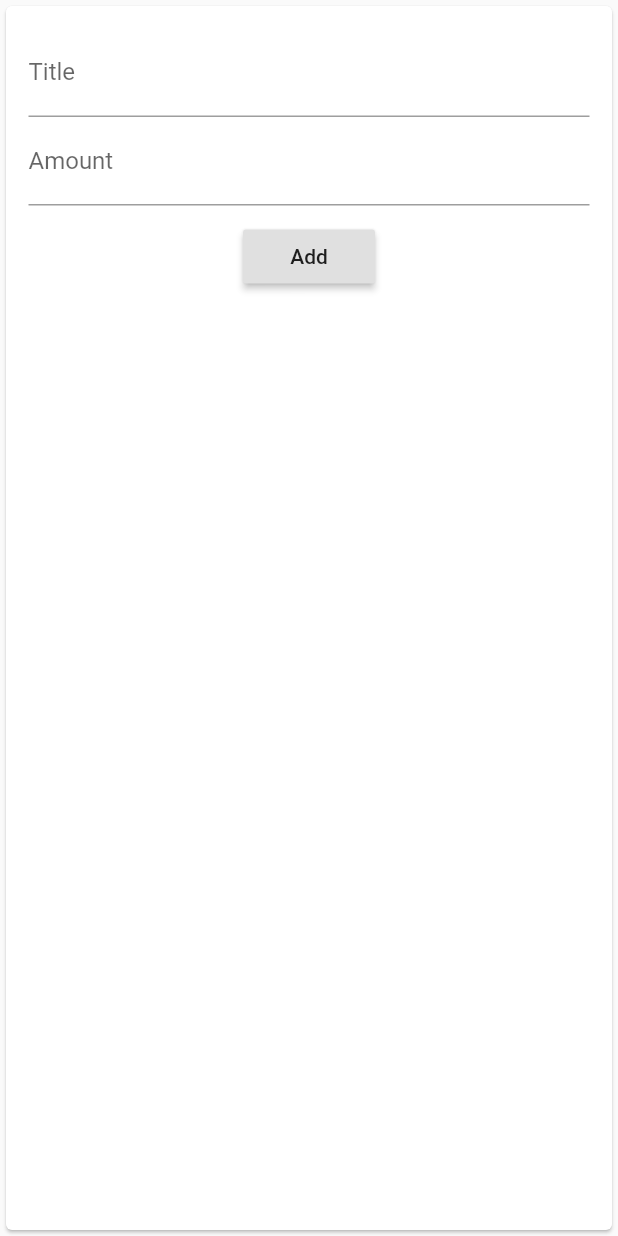
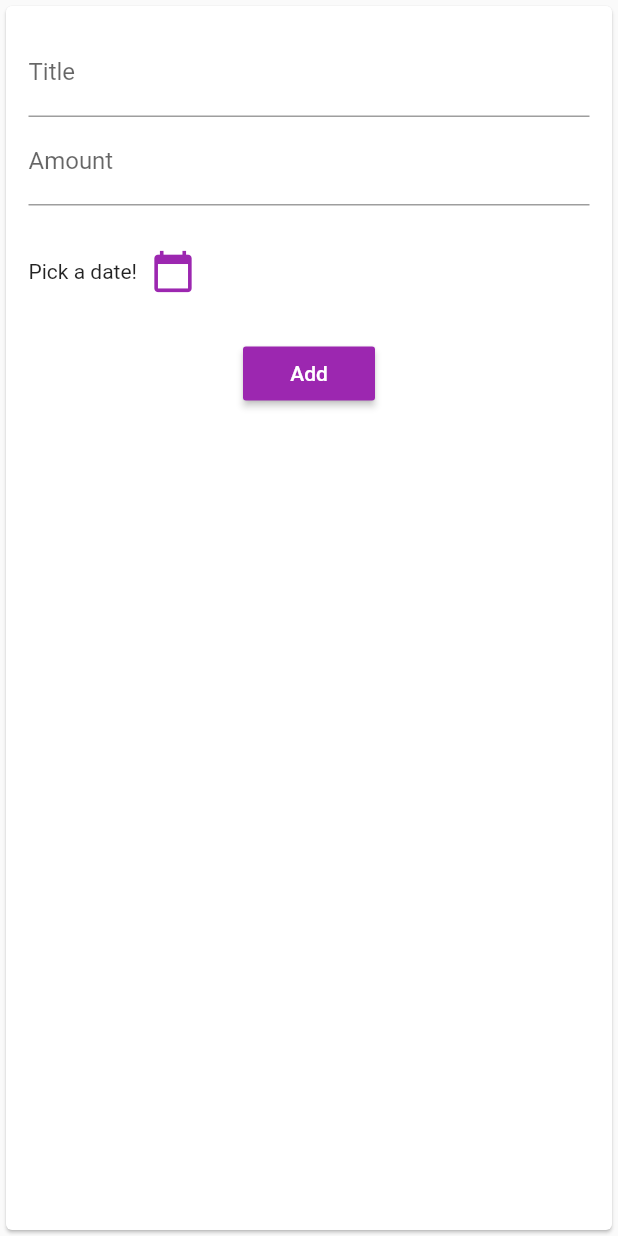
Before and after one commit to sumitdhungana14/expence_tracker, a Flutter app: the TransactionInput widget shown alone on an empty page, opened directly, after a tap on "Add", on a phone screen of 412 x 824 dp. Run offline on Flutter 3.47's test engine with Material 2 defaults, Android fonts, the phone set to English and light mode, and no system bars.

Commit message:
Date picker and final touch.

```diff
--- a/lib/transaction-view/transaction_input.dart
+++ b/lib/transaction-view/transaction_input.dart
@@ -1,5 +1,6 @@
 import 'package:expence_tracker/models/transaction.dart';
 import 'package:flutter/material.dart';
+import 'package:intl/intl.dart';
 
 class TransactionInput extends StatefulWidget {
   final Function add;
@@ -15,11 +16,13 @@ class _TransactionInputState extends State<TransactionInput> {
 
   final amountController = TextEditingController();
 
+  DateTime transactionDate;
+
   void submitted() {
     String title = titleController.text;
     double amount = double.parse(amountController.text);
 
-    if (title == null || amount == null) {
+    if (title == null || amount == null || transactionDate == null) {
       return;
     }
 
@@ -27,9 +30,25 @@ class _TransactionInputState extends State<TransactionInput> {
         id: DateTime.now().toString(),
         title: title,
         amount: amount,
-        dateTime: DateTime.now()));
+        dateTime: transactionDate));
 
     Navigator.of(context).pop();
+  }
+
+  void bringDatePicker(BuildContext context) {
+    showDatePicker(
+            context: context,
+            initialDate: DateTime.now(),
+            firstDate: DateTime(2019),
+            lastDate: DateTime.now())
+        .then((dateTime) {
+      if (dateTime == null) {
+        return;
+      }
+      setState(() {
+        transactionDate = dateTime;
+      });
+    });
   }
 
   @override
@@ -51,9 +70,27 @@ class _TransactionInputState extends State<TransactionInput> {
               keyboardType: TextInputType.number,
             ),
             SizedBox(height: 10),
+            Container(
+              margin: EdgeInsets.fromLTRB(0, 10, 0, 20),
+              child: Row(children: [
+                transactionDate == null
+                    ? Text('Pick a date!')
+                    : Text(DateFormat.yMMMd().format(transactionDate)),
+                IconButton(
+                  icon: Icon(
+                    Icons.calendar_today,
+                    color: Theme.of(context).primaryColor,
+                  ),
+                  onPressed: () => bringDatePicker(context),
+                  iconSize: 30,
+                )
+              ]),
+            ),
             RaisedButton(
               child: Text('Add'),
-              onPressed: () => submitted,
+              color: Theme.of(context).primaryColor,
+              textColor: Colors.white,
+              onPressed: submitted,
             )
           ],
         ),
--- a/lib/transaction-view/transaction_list.dart
+++ b/lib/transaction-view/transaction_list.dart
@@ -1,4 +1,3 @@
-import 'package:expence_tracker/transaction-view/transaction_detail.dart';
 import 'package:flutter/material.dart';
 import 'package:intl/intl.dart';
 import '../models/transaction.dart';
```
